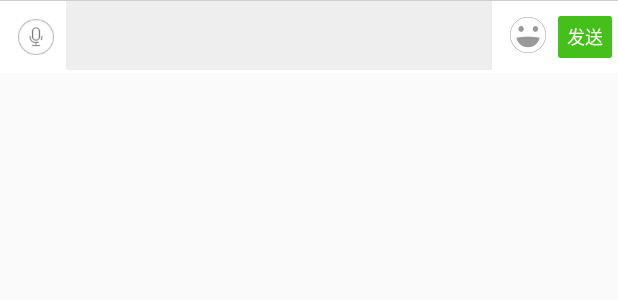
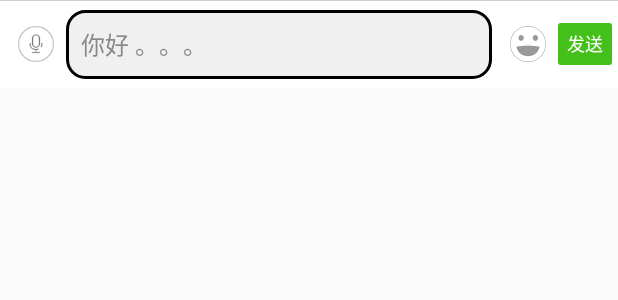
Before and after one commit to sinothk/ChatUI, an Android app: the layout keyboard_bar_layout.xml on its own in the app's theme, with its tools: preview values and no code run, on a phone screen of 412 x 824 dp. Shown: the top 300 px of the screen. Run offline under Robolectric (Android 15) with nearby library versions, the phone set to English and light mode, and no system bars.

Commit message:
初始化！

```diff
--- /dev/null
+++ b/ChatUI/src/main/res/drawable/im_input_bg.xml
@@ -0,0 +1,9 @@
+<?xml version="1.0" encoding="utf-8"?>
+<shape xmlns:android="http://schemas.android.com/apk/res/android"
+    android:shape="rectangle"
+    android:useLevel="true">
+    <solid android:color="#FFF0F0F0" />
+    <stroke android:width="2dp" />
+
+    <corners android:radius="12dp" />
+</shape>
--- a/ChatUI/src/main/res/layout/keyboard_bar_layout.xml
+++ b/ChatUI/src/main/res/layout/keyboard_bar_layout.xml
@@ -2,6 +2,7 @@
 <LinearLayout xmlns:android="http://schemas.android.com/apk/res/android"
     android:layout_width="match_parent"
     android:layout_height="wrap_content"
+    xmlns:tools="http://schemas.android.com/tools"
     android:layout_alignParentBottom="true"
     android:background="@color/keyboard_white"
     android:orientation="vertical">
@@ -87,19 +88,23 @@
 
                 <com.sinothk.chat.ui.keyboard.view.HadEditText
                     android:id="@+id/et_chat"
+                    tools:text="你好 。。。"
                     android:layout_width="0dp"
                     android:layout_height="wrap_content"
+                    android:layout_marginTop="6dp"
+                    android:layout_marginBottom="6dp"
                     android:layout_weight="1"
-                    android:background="#eee"
+                    android:background="@drawable/im_input_bg"
                     android:focusable="true"
                     android:focusableInTouchMode="false"
                     android:lineSpacingExtra="4dp"
                     android:maxLines="4"
                     android:minHeight="46dp"
-                    android:paddingStart="8dp"
-                    android:paddingLeft="8dp"
-                    android:paddingEnd="8dp"
-                    android:paddingRight="8dp"
+                    android:paddingStart="10dp"
+                    android:paddingLeft="10dp"
+                    android:paddingEnd="10dp"
+                    android:paddingRight="10dp"
+                    android:textColor="#888888"
                     android:textColorHint="@color/keyboard_edit_text_hint"
                     android:textSize="16sp" />
 
```
